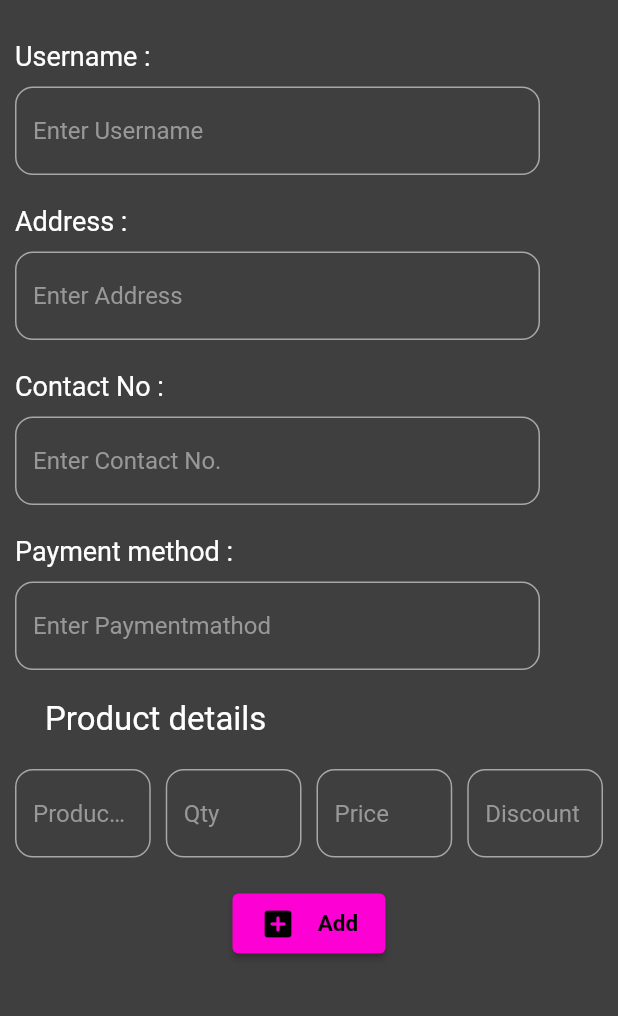
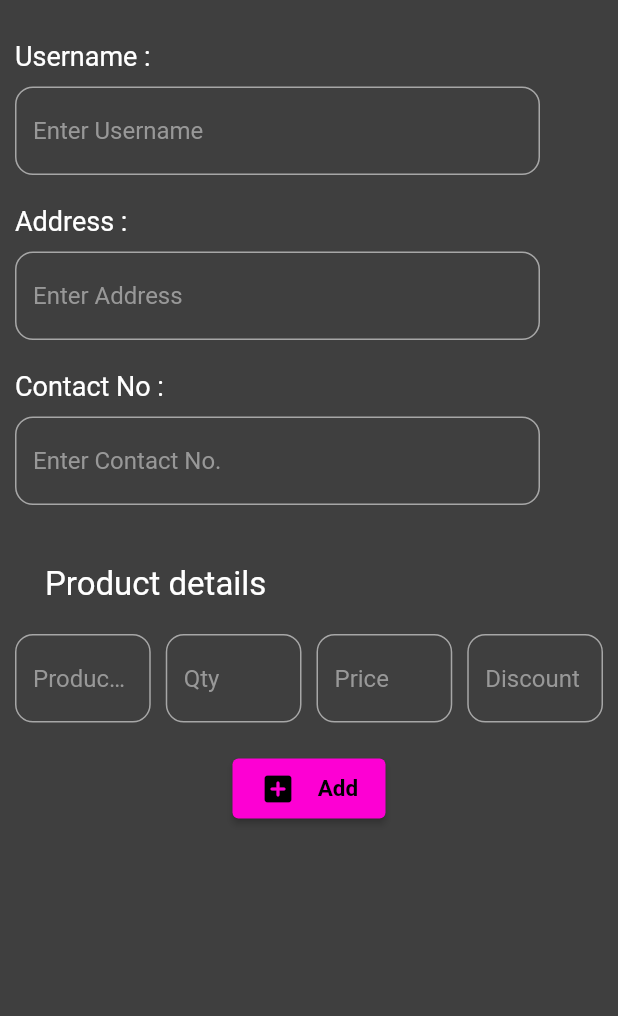
Before and after one commit to jaysardhara34/invoicegenerator, a Flutter app: the screen it shows after launch, after a tap on "Add", on a phone screen of 412 x 824 dp, the part 59-1075 px from its top. Run offline on Flutter 3.47's test engine with Material 2 defaults, Android fonts, the light colour scheme and no system bars; our stand-ins replace font_awesome_flutter.

Commit message:
24/08/2022

```diff
--- a/lib/screens/bill.dart
+++ b/lib/screens/bill.dart
@@ -27,7 +27,7 @@ class _BillscrreenState extends State<Billscrreen> {
       ),
       body: Center(
         child: Container(
-          width: 250,
+          width: 350,
           height: double.infinity,
           color: Color(0xffffffff),
         ),
--- a/lib/screens/userscreen.dart
+++ b/lib/screens/userscreen.dart
@@ -14,6 +14,8 @@ class _UserscreenState extends State<Userscreen> {
   TextEditingController txtpqty = TextEditingController();
   TextEditingController txtpprice = TextEditingController();
   TextEditingController txtpdisc = TextEditingController();
+
+  int billAmount = 0;
 
   @override
   Widget build(BuildContext context) {
@@ -155,40 +157,6 @@ class _UserscreenState extends State<Userscreen> {
                 SizedBox(
                   height: 20,
                 ),
-                Align(
-                  alignment: Alignment.centerLeft,
-                  child: Text(
-                    "Payment method :",
-                    style: TextStyle(color: Color(0xffffffff), fontSize: 18),
-                  ),
-                ),
-                SizedBox(
-                  height: 10,
-                ),
-                Align(
-                  alignment: Alignment.centerLeft,
-                  child: SizedBox(
-                    width: 350,
-                    child: TextField(
-                      style: TextStyle(color: Color(0xffffffff)),
-                      decoration: InputDecoration(
-                        enabledBorder: new OutlineInputBorder(
-                          borderRadius: new BorderRadius.circular(12.0),
-                          borderSide: BorderSide(color: Colors.white54),
-                        ),
-                        focusedBorder: new OutlineInputBorder(
-                          borderRadius: new BorderRadius.circular(12.0),
-                          borderSide: BorderSide(color: Colors.white54),
-                        ),
-                        focusColor: Color(0xffffffff),
-                        hintText: 'Enter Paymentmathod',
-                        hintStyle: TextStyle(
-                          color: Color(0xff989898),
-                        ),
-                      ),
-                    ),
-                  ),
-                ),
                 SizedBox(
                   height: 20,
                 ),
@@ -204,6 +172,17 @@ class _UserscreenState extends State<Userscreen> {
                 ),
                 SizedBox(
                   height: 20,
+                ),
+                Stack(
+                  children: [
+                    Align(
+                        alignment: Alignment.bottomCenter,
+                        child: Container(
+                          height: 15,
+                          width: 200,
+                          child: ListTile(
+                          )
+                          ),
                         ),
                     Row(
                       children: [
@@ -305,6 +284,8 @@ class _UserscreenState extends State<Userscreen> {
                         ),
                       ],
                     ),
+                  ],
+                ),
                 SizedBox(
                   height: 20,
                 ),
@@ -323,6 +304,7 @@ class _UserscreenState extends State<Userscreen> {
                       txtpprice = TextEditingController(text: '');
                       txtpdisc = TextEditingController(text: '');
                     });
+                    total();
                   },
                   child: Container(
                     width: 70,
@@ -388,6 +370,20 @@ class _UserscreenState extends State<Userscreen> {
       ),
     );
   }
+
+  void total() {
+    int totalAmount = 0;
+    int totalDisc = 0;
+
+    for (int i = 0; i < prod.length; i++) {
+      totalAmount =
+          (int.parse(prod[i].price!)) * (int.parse(prod[i].qty!)) + totalAmount;
+      totalDisc = int.parse(prod[i].discount!) + totalDisc;
+    }
+    setState(() {
+      billAmount = totalAmount - totalDisc;
+    });
+  }
 }
 
 class Products {
```
Also changed, not shown: 1 other file. Lines whose indentation alone changed are shown as unchanged.
